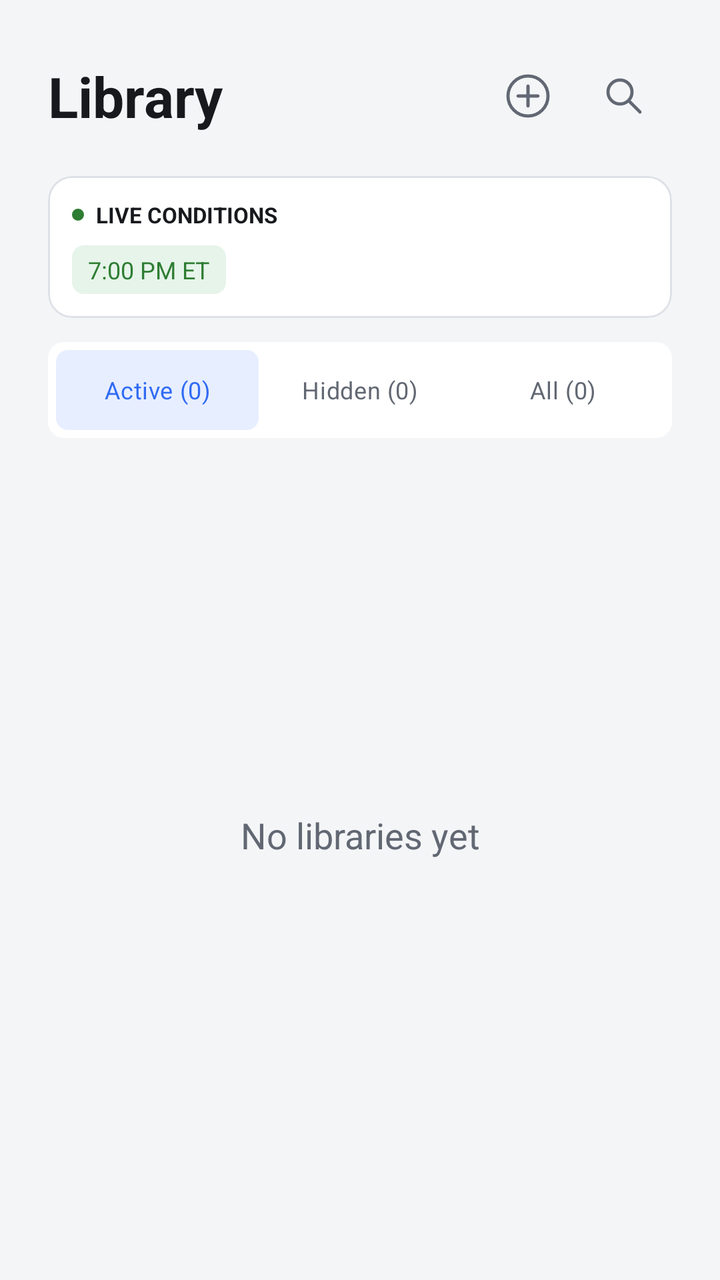
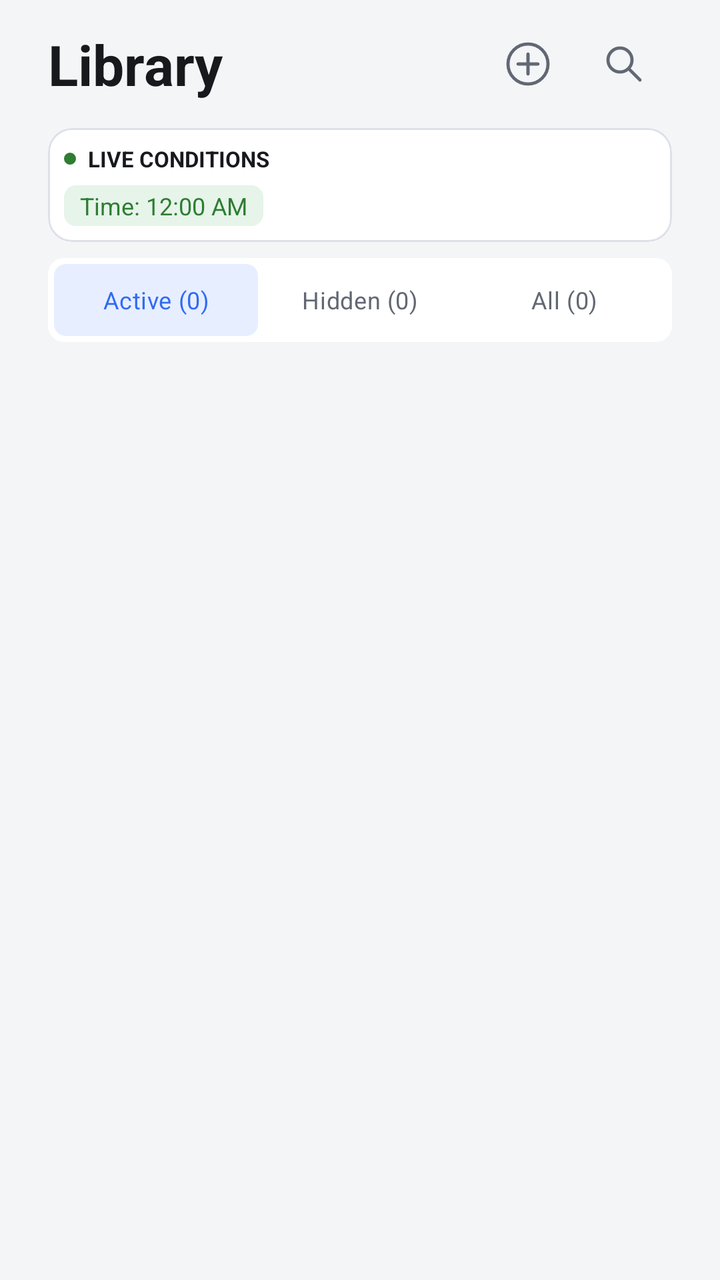

Screens rendered from an Android XML layout before and after an edit, with the pre-edit source and the edit as a unified diff.
<!-- AndroidManifest.xml: application theme Theme.Conditions -->
<!-- res/layout/fragment_library.xml -->
<?xml version="1.0" encoding="utf-8"?>
<FrameLayout xmlns:android="http://schemas.android.com/apk/res/android"
    xmlns:app="http://schemas.android.com/apk/res-auto"
    android:layout_width="match_parent"
    android:layout_height="match_parent"
    android:background="#F4F5F7"
    android:padding="24dp">

    <LinearLayout
        android:layout_width="match_parent"
        android:layout_height="match_parent"
        android:orientation="vertical">

        <LinearLayout
            android:layout_width="match_parent"
            android:layout_height="wrap_content"
            android:orientation="horizontal"
            android:gravity="center_vertical">
            <TextView
                android:layout_width="0dp"
                android:layout_height="wrap_content"
                android:layout_weight="1"
                android:text="@string/library"
                android:textSize="28sp"
                android:textStyle="bold"
                android:textColor="#17191D" />
            <ImageButton
                android:id="@+id/add_library"
                android:layout_width="48dp"
                android:layout_height="48dp"
                android:padding="12dp"
                android:background="@drawable/nav_circle"
                android:src="@drawable/icon_create"
                android:contentDescription="@string/add_library" />
            <ImageButton
                android:id="@+id/search"
                android:layout_width="48dp"
                android:layout_height="48dp"
                android:padding="12dp"
                android:background="@drawable/nav_circle"
                android:src="@drawable/icon_search"
                android:contentDescription="@string/search" />
        </LinearLayout>

        <com.google.android.material.card.MaterialCardView
            android:layout_width="match_parent"
            android:layout_height="wrap_content"
            android:layout_marginTop="16dp"
            app:cardBackgroundColor="#FFFFFF"
            app:cardCornerRadius="12dp"
            app:cardElevation="0dp"
            app:strokeColor="#DDE1E7"
            app:strokeWidth="1dp">
            <LinearLayout
                android:layout_width="match_parent"
                android:layout_height="wrap_content"
                android:padding="12dp"
                android:orientation="vertical">
                <LinearLayout
                    android:layout_width="match_parent"
                    android:layout_height="wrap_content"
                    android:orientation="horizontal"
                    android:gravity="center_vertical">
                    <View
                        android:layout_width="6dp"
                        android:layout_height="6dp"
                        android:layout_marginEnd="6dp"
                        android:background="@drawable/green_dot"
                        android:importantForAccessibility="no" />
                    <TextView
                        android:layout_width="wrap_content"
                        android:layout_height="wrap_content"
                        android:text="@string/live_conditions"
                        android:textColor="#17191D"
                        android:textStyle="bold"
                        android:textSize="11sp" />
                </LinearLayout>
                <TextClock
                    android:id="@+id/live_time"
                    android:layout_width="wrap_content"
                    android:layout_height="wrap_content"
                    android:layout_marginTop="8dp"
                    android:paddingHorizontal="8dp"
                    android:paddingVertical="4dp"
                    android:background="@drawable/time_badge"
                    android:timeZone="America/New_York"
                    android:format12Hour="h:mm a 'ET'"
                    android:format24Hour="HH:mm 'ET'"
                    android:textColor="#2E7D32"
                    android:textSize="12sp" />
            </LinearLayout>
        </com.google.android.material.card.MaterialCardView>

        <RadioGroup
            android:layout_width="match_parent"
            android:layout_height="wrap_content"
            android:layout_marginTop="12dp"
            android:padding="4dp"
            android:orientation="horizontal"
            android:background="@drawable/filter_bar"
            android:checkedButton="@id/filter_active">
            <RadioButton
                android:id="@+id/filter_active"
                android:layout_width="0dp"
                android:layout_height="40dp"
                android:layout_weight="1"
                android:minWidth="0dp"
                android:minHeight="0dp"
                android:button="@null"
                android:background="@drawable/filter_option"
                android:gravity="center"
                android:padding="0dp"
                android:text="@string/filter_active"
                android:textColor="@color/filter_text"
                android:textSize="12sp" />
            <RadioButton
                android:id="@+id/filter_hidden"
                android:layout_width="0dp"
                android:layout_height="40dp"
                android:layout_weight="1"
                android:minWidth="0dp"
                android:minHeight="0dp"
                android:button="@null"
                android:background="@drawable/filter_option"
                android:gravity="center"
                android:padding="0dp"
                android:text="@string/filter_hidden"
                android:textColor="@color/filter_text"
                android:textSize="12sp" />
            <RadioButton
                android:id="@+id/filter_all"
                android:layout_width="0dp"
                android:layout_height="40dp"
                android:layout_weight="1"
                android:minWidth="0dp"
                android:minHeight="0dp"
                android:button="@null"
                android:background="@drawable/filter_option"
                android:gravity="center"
                android:padding="0dp"
                android:text="@string/filter_all"
                android:textColor="@color/filter_text"
                android:textSize="12sp" />
        </RadioGroup>

        <TextView
            android:layout_width="match_parent"
            android:layout_height="0dp"
            android:layout_weight="1"
            android:gravity="center"
            android:text="@string/no_libraries"
            android:textColor="#626873"
            android:textSize="18sp" />
    </LinearLayout>
</FrameLayout>
<!-- resources referenced by this layout -->
<resources>
  <!-- drawable filter_bar (drawable) -->
  <shape xmlns:android="http://schemas.android.com/apk/res/android">
      <solid android:color="#FFFFFF" />
      <corners android:radius="8dp" />
  </shape>
  <!-- drawable filter_option (drawable) -->
  <selector xmlns:android="http://schemas.android.com/apk/res/android">
      <item android:state_checked="true">
          <shape>
              <solid android:color="#E7EEFF" />
              <corners android:radius="6dp" />
          </shape>
      </item>
      <item android:drawable="@android:color/transparent" />
  </selector>
  <!-- drawable green_dot (drawable) -->
  <shape xmlns:android="http://schemas.android.com/apk/res/android" android:shape="oval">
      <solid android:color="#2E7D32" />
  </shape>
  <!-- drawable icon_create (drawable) -->
  <vector xmlns:android="http://schemas.android.com/apk/res/android"
      android:width="24dp"
      android:height="24dp"
      android:viewportWidth="24"
      android:viewportHeight="24">
      <path
          android:pathData="M12,2 A10,10 0,1 1,12,22 A10,10 0,1 1,12,2 M12,7 L12,17 M7,12 L17,12"
          android:fillColor="@android:color/transparent"
          android:strokeColor="#626873"
          android:strokeWidth="1.6"
          android:strokeLineCap="round"
          android:strokeLineJoin="round" />
  </vector>
  <!-- drawable icon_search (drawable) -->
  <vector xmlns:android="http://schemas.android.com/apk/res/android"
      android:width="24dp" android:height="24dp"
      android:viewportWidth="24" android:viewportHeight="24">
      <path android:pathData="M10,4 A6,6 0,1 1,10,16 A6,6 0,1 1,10,4 M14.5,14.5 L20,20"
          android:fillColor="@android:color/transparent"
          android:strokeColor="#626873"
          android:strokeWidth="1.6"
          android:strokeLineCap="round" />
  </vector>
  <!-- drawable nav_circle (drawable) -->
  <ripple xmlns:android="http://schemas.android.com/apk/res/android"
      android:color="#22306BF3">
      <item>
          <selector>
              <item android:state_selected="true">
                  <shape android:shape="oval">
                      <solid android:color="#E7EEFF" />
                  </shape>
              </item>
              <item>
                  <shape android:shape="oval">
                      <solid android:color="@android:color/transparent" />
                  </shape>
              </item>
          </selector>
      </item>
      <item android:id="@android:id/mask">
          <shape android:shape="oval">
              <solid android:color="#FFFFFF" />
          </shape>
      </item>
  </ripple>
  <!-- drawable time_badge (drawable) -->
  <shape xmlns:android="http://schemas.android.com/apk/res/android">
      <solid android:color="#E6F4EA" />
      <corners android:radius="6dp" />
  </shape>
  <string name="add_library">Add Library</string>
  <string name="filter_active">Active (0)</string>
  <string name="filter_all">All (0)</string>
  <string name="filter_hidden">Hidden (0)</string>
  <string name="library">Library</string>
  <string name="live_conditions">LIVE CONDITIONS</string>
  <string name="no_libraries">No libraries yet</string>
  <string name="search">Search</string>
  <style name="Theme.Conditions" parent="Base.Theme.Conditions" />
  <style name="Base.Theme.Conditions" parent="Theme.Material3.DayNight.NoActionBar">
          
          
      </style>
</resources>

<!-- the commit's change to res/layout/fragment_library.xml (unified diff, before → after) -->
@@ -4,7 +4,10 @@
     android:layout_width="match_parent"
     android:layout_height="match_parent"
     android:background="#F4F5F7"
-    android:padding="24dp">
+    android:paddingStart="24dp"
+    android:paddingEnd="24dp"
+    android:paddingTop="8dp"
+    android:paddingBottom="12dp">
 
     <LinearLayout
         android:layout_width="match_parent"
@@ -42,10 +45,90 @@
                 android:contentDescription="@string/search" />
         </LinearLayout>
 
-        <com.google.android.material.card.MaterialCardView
-            android:layout_width="match_parent"
-            android:layout_height="wrap_content"
-            android:layout_marginTop="16dp"
+        <TextView
+            android:id="@+id/library_search_summary"
+            android:layout_width="match_parent"
+            android:layout_height="wrap_content"
+            android:textSize="12sp"
+            android:textColor="#626873"
+            android:visibility="gone" />
+
+        <include layout="@layout/view_live_conditions" />
+
+        <RadioGroup
+            android:id="@+id/library_filters"
+            android:layout_width="match_parent"
+            android:layout_height="wrap_content"
+            android:layout_marginTop="8dp"
+            android:padding="3dp"
+            android:orientation="horizontal"
+            android:background="@drawable/filter_bar"
+            android:checkedButton="@id/filter_active">
+            <RadioButton
+                android:id="@+id/filter_active"
+                android:layout_width="0dp"
+                android:layout_height="36dp"
+                android:layout_weight="1"
+                android:minWidth="0dp"
+                android:minHeight="0dp"
+                android:button="@null"
+                android:background="@drawable/filter_option"
+                android:gravity="center"
+                android:padding="0dp"
+                android:text="@string/filter_active"
+                android:textColor="@color/filter_text"
+                android:textSize="12sp" />
+            <RadioButton
+                android:id="@+id/filter_hidden"
+                android:layout_width="0dp"
+                android:layout_height="36dp"
+                android:layout_weight="1"
+                android:minWidth="0dp"
+                android:minHeight="0dp"
+                android:button="@null"
+                android:background="@drawable/filter_option"
+                android:gravity="center"
+                android:padding="0dp"
+                android:text="@string/filter_hidden"
+                android:textColor="@color/filter_text"
+                android:textSize="12sp" />
+            <RadioButton
+                android:id="@+id/filter_all"
+                android:layout_width="0dp"
+                android:layout_height="36dp"
+                android:layout_weight="1"
+                android:minWidth="0dp"
+                android:minHeight="0dp"
+                android:button="@null"
+                android:background="@drawable/filter_option"
+                android:gravity="center"
+                android:padding="0dp"
+                android:text="@string/filter_all"
+                android:textColor="@color/filter_text"
+                android:textSize="12sp" />
+        </RadioGroup>
+
+        <ScrollView
+            android:layout_width="match_parent"
+            android:layout_height="0dp"
+            android:layout_marginTop="8dp"
+            android:layout_weight="1">
+            <LinearLayout
+                android:id="@+id/library_list"
+                android:layout_width="match_parent"
+                android:layout_height="wrap_content"
+                android:orientation="vertical" />
+        </ScrollView>
+    </LinearLayout>
+</FrameLayout>
+<!-- res/layout/view_live_conditions.xml (included above) -->
+<?xml version="1.0" encoding="utf-8"?>
+        <com.google.android.material.card.MaterialCardView xmlns:android="http://schemas.android.com/apk/res/android"
+            xmlns:app="http://schemas.android.com/apk/res-auto"
+            android:id="@+id/live_conditions_card"
+            android:layout_width="match_parent"
+            android:layout_height="wrap_content"
+            android:layout_marginTop="8dp"
             app:cardBackgroundColor="#FFFFFF"
             app:cardCornerRadius="12dp"
             app:cardElevation="0dp"
@@ -54,7 +137,7 @@
             <LinearLayout
                 android:layout_width="match_parent"
                 android:layout_height="wrap_content"
-                android:padding="12dp"
+                android:padding="8dp"
                 android:orientation="vertical">
                 <LinearLayout
                     android:layout_width="match_parent"
@@ -75,81 +158,56 @@
                         android:textStyle="bold"
                         android:textSize="11sp" />
                 </LinearLayout>
-                <TextClock
-                    android:id="@+id/live_time"
-                    android:layout_width="wrap_content"
+                <androidx.constraintlayout.widget.ConstraintLayout
+                    android:layout_width="match_parent"
                     android:layout_height="wrap_content"
-                    android:layout_marginTop="8dp"
-                    android:paddingHorizontal="8dp"
-                    android:paddingVertical="4dp"
-                    android:background="@drawable/time_badge"
-                    android:timeZone="America/New_York"
-                    android:format12Hour="h:mm a 'ET'"
-                    android:format24Hour="HH:mm 'ET'"
-                    android:textColor="#2E7D32"
-                    android:textSize="12sp" />
+                    android:layout_marginTop="6dp">
+                    <TextClock
+                        android:id="@+id/live_time"
+                        style="@style/ConditionBadge"
+                        
+                        android:format12Hour="'Time:' h:mm a"
+                        android:format24Hour="'Time:' HH:mm" />
+                    <TextView
+                        android:id="@+id/live_location"
+                        style="@style/ConditionBadge"
+                        android:visibility="gone" />
+                    <TextView
+                        android:id="@+id/live_battery"
+                        style="@style/ConditionBadge"
+                        android:visibility="gone" />
+                    <TextView
+                        android:id="@+id/live_bluetooth"
+                        style="@style/ConditionBadge"
+                        android:visibility="gone" />
+                    <TextView
+                        android:id="@+id/live_wifi"
+                        style="@style/ConditionBadge"
+                        android:visibility="gone" />
+                    <TextView
+                        android:id="@+id/live_history"
+                        style="@style/ConditionBadge"
+                        android:visibility="gone" />
+                    <TextView
+                        android:id="@+id/live_environment"
+                        style="@style/ConditionBadge"
+                        android:visibility="gone" />
+                    <androidx.constraintlayout.helper.widget.Flow
+                        android:id="@+id/condition_flow"
+                        android:layout_width="0dp"
+                        android:layout_height="wrap_content"
+                        app:layout_constraintStart_toStartOf="parent"
+                        app:layout_constraintEnd_toEndOf="parent"
+                        app:layout_constraintTop_toTopOf="parent"
+                        app:layout_constraintBottom_toBottomOf="parent"
+                        app:constraint_referenced_ids="live_time,live_location,live_battery,live_bluetooth,live_wifi,live_history,live_environment"
+                        app:flow_wrapMode="chain"
+                        app:flow_maxElementsWrap="4"
+                        app:flow_horizontalStyle="packed"
+                        app:flow_horizontalBias="0"
+                        app:flow_horizontalGap="6dp"
+                        app:flow_verticalGap="4dp" />
+                </androidx.constraintlayout.widget.ConstraintLayout>
+
             </LinearLayout>
         </com.google.android.material.card.MaterialCardView>
-
-        <RadioGroup
-            android:layout_width="match_parent"
-            android:layout_height="wrap_content"
-            android:layout_marginTop="12dp"
-            android:padding="4dp"
-            android:orientation="horizontal"
-            android:background="@drawable/filter_bar"
-            android:checkedButton="@id/filter_active">
-            <RadioButton
-                android:id="@+id/filter_active"
-                android:layout_width="0dp"
-                android:layout_height="40dp"
-                android:layout_weight="1"
-                android:minWidth="0dp"
-                android:minHeight="0dp"
-                android:button="@null"
-                android:background="@drawable/filter_option"
-                android:gravity="center"
-                android:padding="0dp"
-                android:text="@string/filter_active"
-                android:textColor="@color/filter_text"
-                android:textSize="12sp" />
-            <RadioButton
-                android:id="@+id/filter_hidden"
-                android:layout_width="0dp"
-                android:layout_height="40dp"
-                android:layout_weight="1"
-                android:minWidth="0dp"
-                android:minHeight="0dp"
-                android:button="@null"
-                android:background="@drawable/filter_option"
-                android:gravity="center"
-                android:padding="0dp"
-                android:text="@string/filter_hidden"
-                android:textColor="@color/filter_text"
-                android:textSize="12sp" />
-            <RadioButton
-                android:id="@+id/filter_all"
-                android:layout_width="0dp"
-                android:layout_height="40dp"
-                android:layout_weight="1"
-                android:minWidth="0dp"
-                android:minHeight="0dp"
-                android:button="@null"
-                android:background="@drawable/filter_option"
-                android:gravity="center"
-                android:padding="0dp"
-                android:text="@string/filter_all"
-                android:textColor="@color/filter_text"
-                android:textSize="12sp" />
-        </RadioGroup>
-
-        <TextView
-            android:layout_width="match_parent"
-            android:layout_height="0dp"
-            android:layout_weight="1"
-            android:gravity="center"
-            android:text="@string/no_libraries"
-            android:textColor="#626873"
-            android:textSize="18sp" />
-    </LinearLayout>
-</FrameLayout>
<!-- resource entries referenced after the edit -->
@@ -77,8 +77,19 @@
   <string name="filter_hidden">Hidden (0)</string>
   <string name="library">Library</string>
   <string name="live_conditions">LIVE CONDITIONS</string>
-  <string name="no_libraries">No libraries yet</string>
   <string name="search">Search</string>
+  <style name="ConditionBadge">
+          <item name="android:layout_width">wrap_content</item>
+          <item name="android:layout_height">wrap_content</item>
+          <item name="android:paddingLeft">8dp</item>
+          <item name="android:paddingRight">8dp</item>
+          <item name="android:paddingTop">2dp</item>
+          <item name="android:paddingBottom">2dp</item>
+          <item name="android:background">@drawable/time_badge</item>
+          <item name="android:textColor">#2E7D32</item>
+          <item name="android:textSize">12sp</item>
+          <item name="android:maxWidth">260dp</item>
+      </style>
   <style name="Theme.Conditions" parent="Base.Theme.Conditions" />
   <style name="Base.Theme.Conditions" parent="Theme.Material3.DayNight.NoActionBar">
           
